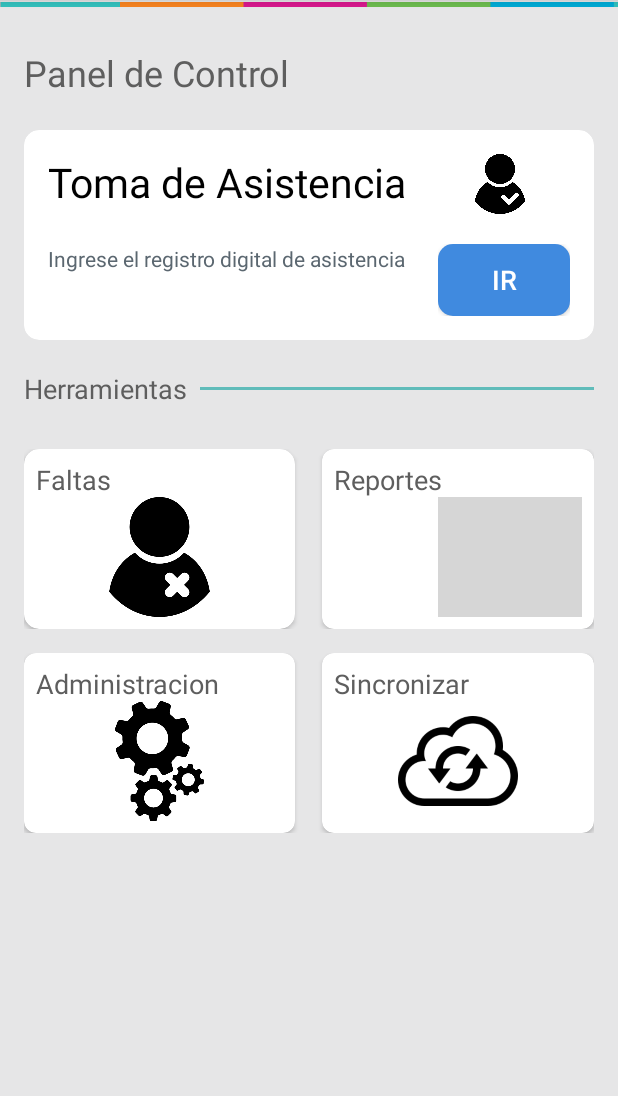
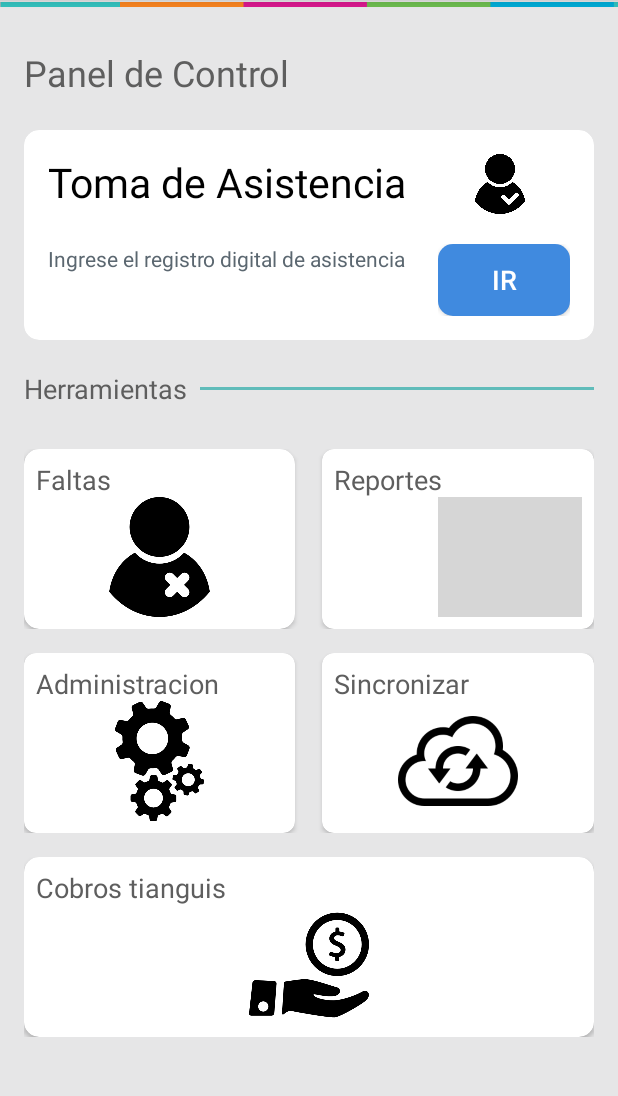
Before and after one commit to mmontoya11/TinguisGDL, an Android app: the MainActivity screen opened directly, with no data from a screen before it, on a phone screen of 412 x 824 dp, the part 84-1180 px from its top. Run offline under Robolectric (Android 15) with nearby library versions, the phone set to English and light mode, and no system bars; grey boxes are pictures that could not be loaded.

Commit message:
Actividad de cobro se agrego libreria ZXing Scanner

```diff
--- a/app/build.gradle
+++ b/app/build.gradle
@@ -25,6 +25,9 @@ dependencies {
     implementation fileTree(include: ['*.jar'], dir: 'libs')
     implementation 'com.android.support:appcompat-v7:28.0.0'
     implementation 'com.android.support.constraint:constraint-layout:1.1.3'
+    implementation 'com.journeyapps:zxing-android-embedded:3.2.0'
+    implementation 'com.google.zxing:core:3.3.0'
+    implementation 'com.android.support:support-v4:28.0.0'
     testImplementation 'junit:junit:4.12'
     androidTestImplementation 'com.android.support.test:runner:1.0.2'
     androidTestImplementation 'com.android.support.test.espresso:espresso-core:3.0.2'
--- a/app/src/main/java/com/perspective/tinaguisgdl/ActivityAsistencia.java
+++ b/app/src/main/java/com/perspective/tinaguisgdl/ActivityAsistencia.java
@@ -100,7 +100,7 @@ public class ActivityAsistencia extends AppCompatActivity implements AdapterView
         tia = new ArrayList<String>();
         idTia = new ArrayList<Integer>();
 
-        tia.add("Seleccione su comerciante");
+        tia.add("Seleccione su tianguis");
         idTia.add(0);
 
         for (int i = 0;i<tianguis.size();i++){
--- a/app/src/main/java/com/perspective/tinaguisgdl/MainActivity.java
+++ b/app/src/main/java/com/perspective/tinaguisgdl/MainActivity.java
@@ -35,11 +35,13 @@ public class MainActivity extends AppCompatActivity implements View.OnTouchListe
         Button btn_Asistencia = findViewById(R.id.btn_Asistencia);
         CardView Cardview_Faltas = findViewById(R.id.cardview);
         cvActualizar = findViewById(R.id.cvActualizar);
+        CardView cardView_cobro = findViewById(R.id.cardview_cobro);
 
-        Cardview_Faltas.setOnTouchListener(new View.OnTouchListener() {
+        cardView_cobro.setOnTouchListener(new View.OnTouchListener() {
             @Override
             public boolean onTouch(View v, MotionEvent event) {
-                Toast.makeText(MainActivity.this, "CardView Faltas ", Toast.LENGTH_LONG).show();
+                Intent intent = new Intent(MainActivity.this,ActivityCobro.class);
+                startActivity(intent);
                 return true;
             }
         });
--- a/app/src/main/res/layout/activity_main.xml
+++ b/app/src/main/res/layout/activity_main.xml
@@ -290,6 +290,47 @@
 
 
     </LinearLayout>
+        <LinearLayout
+            android:layout_width="match_parent"
+            android:layout_height="wrap_content"
+            android:layout_marginTop="16dp"
+            android:orientation="horizontal">
+
+            <android.support.v7.widget.CardView
+                android:id="@+id/cardview_cobro"
+                android:layout_width="160dp"
+                android:layout_height="120dp"
+                android:layout_weight="1"
+                app:cardCornerRadius="10dp"
+                app:cardElevation="2dp">
+                <RelativeLayout
+                    android:layout_width="match_parent"
+                    android:layout_height="match_parent"
+                    android:padding="8dp">
+
+                    <TextView
+                        android:layout_width="wrap_content"
+                        android:layout_height="wrap_content"
+                        android:text="Cobros tianguis"
+                        android:textColor="#5E5E5E"
+                        android:textSize="18dp" />
+
+                    <ImageView
+                        android:layout_width="wrap_content"
+                        android:layout_height="80dp"
+                        android:layout_alignParentRight="true"
+                        android:layout_alignParentBottom="true"
+                        android:src="@drawable/cobro" />
+
+                </RelativeLayout>
+
+
+            </android.support.v7.widget.CardView>
+
+
+
+
+        </LinearLayout>
 
     </LinearLayout>
 </LinearLayout>
```
Also changed, not shown: app/src/main/AndroidManifest.xml (+5 -9 lines), app/src/main/java/com/perspective/tinaguisgdl/ActivityCobro.java (added, +49 -0 lines), app/src/main/res/layout/activity_cobro.xml (added, +81 -0 lines), app/src/main/res/layout/dialog_admin_comerciante.xml (+5 -2 lines), app/src/main/res/drawable/cobro.png (added).
